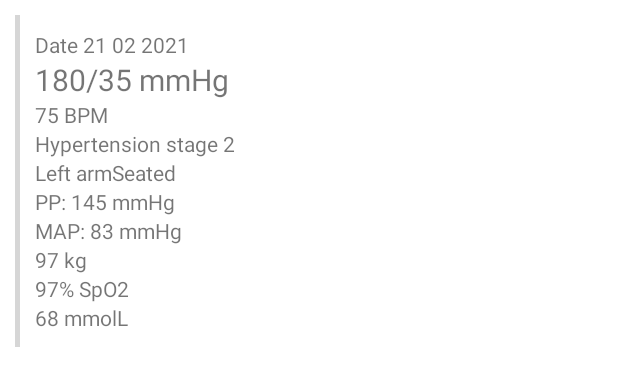
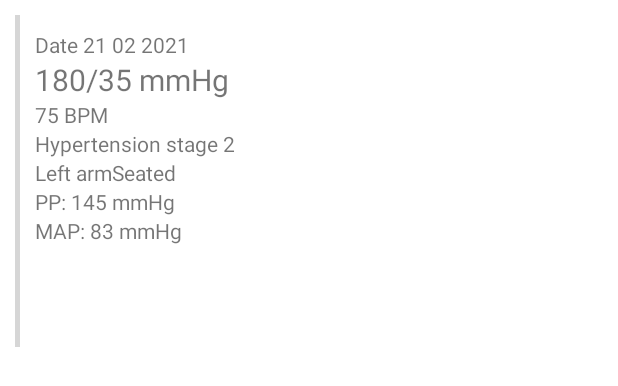
Before and after one commit to Moutamid/BPTrackerProject, an Android app: the layout layout_readings.xml on its own in the app's theme, with its tools: preview values and no code run, on a phone screen of 412 x 824 dp. Shown: the top 386 px of the screen. Run offline under Robolectric (Android 15) with nearby library versions, the phone set to English and light mode, and no system bars; grey boxes are pictures that could not be loaded.

Commit message:
2 6 2021

```diff
--- a/app/src/main/java/com/moutamid/bptracker/BottomNavigationActivity.java
+++ b/app/src/main/java/com/moutamid/bptracker/BottomNavigationActivity.java
@@ -36,9 +36,6 @@ public class BottomNavigationActivity extends AppCompatActivity {
     protected void onCreate(Bundle savedInstanceState) {
         super.onCreate(savedInstanceState);
         setContentView(R.layout.activity_bottom_navigation);
-
-        utils.storeString(BottomNavigationActivity.this, "weight", "kg");
-        utils.storeString(BottomNavigationActivity.this, "classification", "JNC7");
 
         BottomNavigationView navView = findViewById(R.id.nav_view);
         profileLayout = findViewById(R.id.profile_bg_bottom_activity);
@@ -191,6 +188,7 @@ public class BottomNavigationActivity extends AppCompatActivity {
             profileLayout.setBackgroundColor(color);
             profileLetterTv.setText(name);
 
+            loadFragment(new ReadingsFragment());
         }
 
     }
--- a/app/src/main/java/com/moutamid/bptracker/MainActivity.java
+++ b/app/src/main/java/com/moutamid/bptracker/MainActivity.java
@@ -16,6 +16,9 @@ public class MainActivity extends AppCompatActivity {
         super.onCreate(savedInstanceState);
 //        AppCompatDelegate.setDefaultNightMode(AppCompatDelegate.MODE_NIGHT_NO);
 //        setContentView(R.layout.activity_main);
+
+        new Utils().storeString(MainActivity.this, "weight", "kg");
+        new Utils().storeString(MainActivity.this, "classification", "JNC7");
 
         FirebaseAuth mAuth = FirebaseAuth.getInstance();
 
--- a/app/src/main/java/com/moutamid/bptracker/ui/statistics/StatisticsFragment.java
+++ b/app/src/main/java/com/moutamid/bptracker/ui/statistics/StatisticsFragment.java
@@ -28,9 +28,11 @@ public class StatisticsFragment extends Fragment {
         root.findViewById(R.id.date_layout).setOnClickListener(new View.OnClickListener() {
             @Override
             public void onClick(View view) {
-                Context context = getActivity();
 
-                PopupMenu popupMenu = new PopupMenu(context, view);
+                if (getActivity() == null)
+                    return;
+
+                PopupMenu popupMenu = new PopupMenu(getActivity(), view);
                 popupMenu.getMenuInflater().inflate(R.menu.subject_menu, popupMenu.getMenu());
                 popupMenu.setOnMenuItemClickListener(new PopupMenu.OnMenuItemClickListener() {
                     @Override
--- a/app/src/main/res/layout/layout_readings.xml
+++ b/app/src/main/res/layout/layout_readings.xml
@@ -104,19 +104,19 @@
             android:layout_width="match_parent"
             android:layout_height="wrap_content"
             android:id="@+id/weight_text_viewReading"
-            android:text="97 kg" />
+            android:text="" />
 
         <TextView
             android:id="@+id/spo2_text_viewReading"
             android:layout_width="match_parent"
             android:layout_height="wrap_content"
-            android:text="97% SpO2" />
+            android:text="" />
 
         <TextView
             android:id="@+id/glucose_text_viewReading"
             android:layout_width="match_parent"
             android:layout_height="wrap_content"
-            android:text="68 mmolL" />
+            android:text="" />
 
     </LinearLayout>
 
```
Also changed, not shown: app/src/main/java/com/moutamid/bptracker/CreateReadingActivity.java (+18 -2 lines), app/src/main/java/com/moutamid/bptracker/ui/readings/ReadingsFragment.java (+51 -5 lines).
